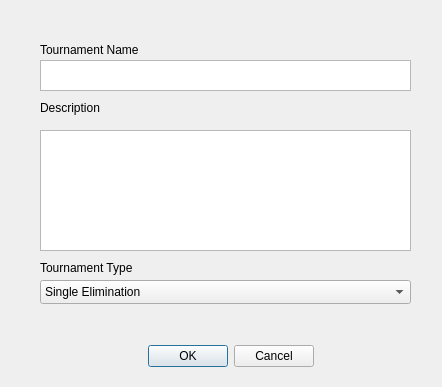
The window that src/GUI/new_tournament.ui (Astorec/BTMAppPy) describes before a commit, drawn with Qt 5.
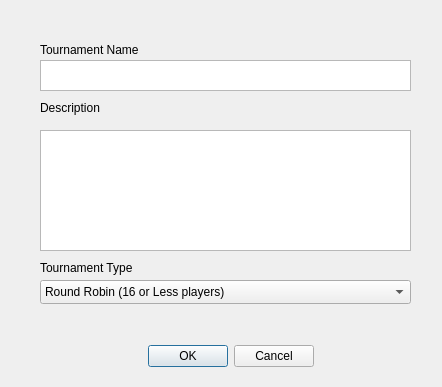
The same window after the commit.

Commit message:
Add the ability to remove players from the tournament. When they are removed, it will update Challonge and the current Sheet
Players are now added to the sheet when added to the tournament

Player scores are updated on Challonge and Sheets
When edit is pressed it will reverse the Score on Sheets and Challonge

Tournament Type will update automatically based on the current player count

```diff
--- a/src/GUI/new_tournament.ui
+++ b/src/GUI/new_tournament.ui
@@ -89,7 +89,7 @@
    </property>
    <item>
     <property name="text">
-     <string>Single Elimination</string>
+     <string>Round Robin (16 or Less players)</string>
     </property>
    </item>
    <item>
```
Left out of the diff: 6 changed lines with no effect on the pictures. The commit also changes 12 other files.
